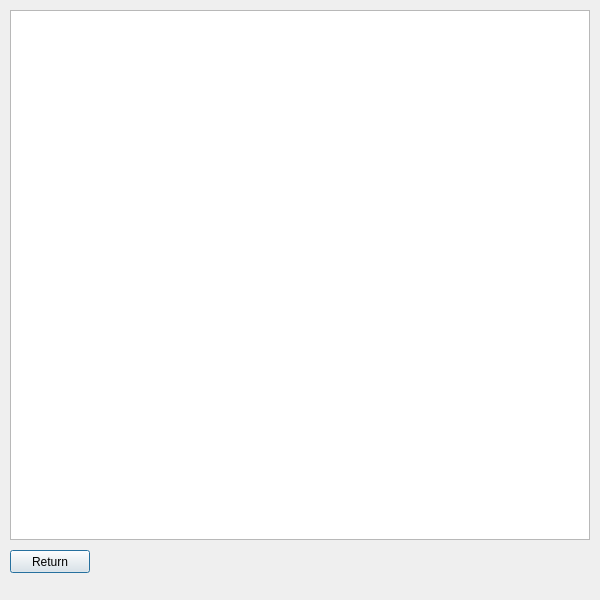
Phucyro/PawnHub, file Qt_UI/MainMenu/statisticsTab.ui: the form before one commit.
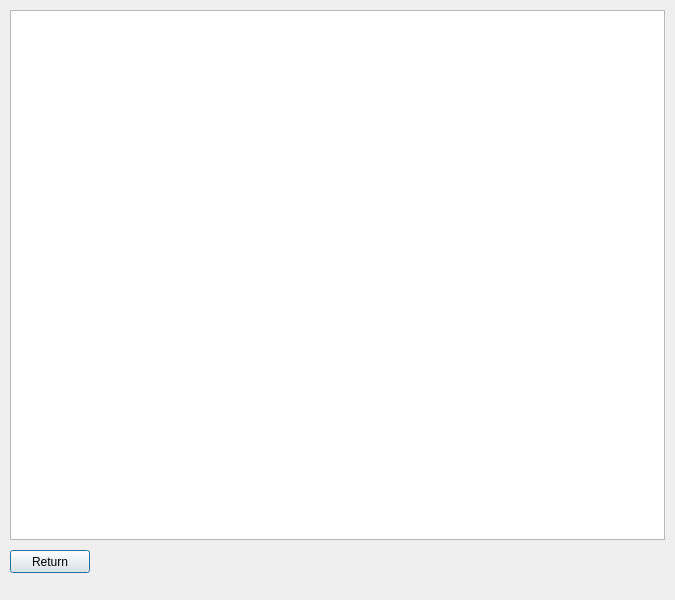
The form after the commit. Icons and pictures are not drawn.

Commit message: [Fix] Resize statistics window to make elo label appear

```diff
--- a/Qt_UI/MainMenu/statisticsTab.ui
+++ b/Qt_UI/MainMenu/statisticsTab.ui
@@ -6,19 +6,19 @@
    <rect>
     <x>0</x>
     <y>0</y>
-    <width>600</width>
+    <width>675</width>
     <height>600</height>
    </rect>
   </property>
   <property name="minimumSize">
    <size>
-    <width>600</width>
+    <width>675</width>
     <height>600</height>
    </size>
   </property>
   <property name="maximumSize">
    <size>
-    <width>600</width>
+    <width>675</width>
     <height>600</height>
    </size>
   </property>
@@ -34,7 +34,7 @@
     <rect>
      <x>10</x>
      <y>10</y>
-     <width>580</width>
+     <width>655</width>
      <height>530</height>
     </rect>
    </property>
```
